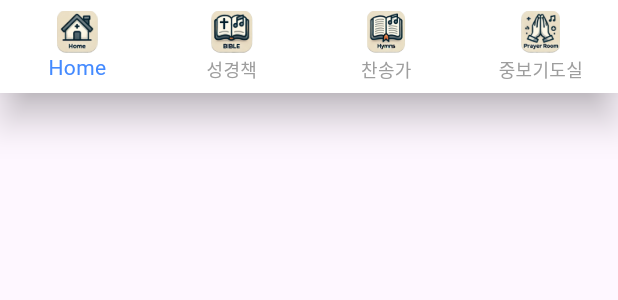
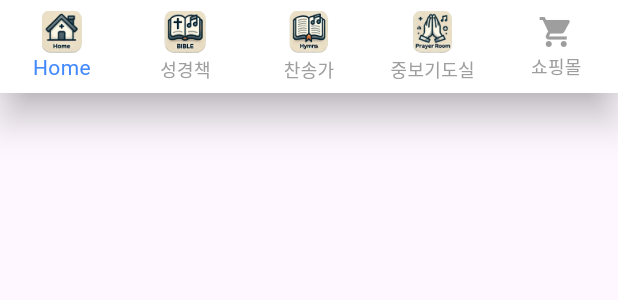
Before and after one commit to kys7442/ex8, a Flutter app: the MainPageBottomNavigationBar widget shown alone on an empty page, opened directly with empty values, on a phone screen of 412 x 824 dp. Shown: the top 300 px of the screen. Run offline on Flutter 3.47's test engine with Material 3 defaults, Android fonts, the phone set to English and light mode, and no system bars; our stand-ins replace flutter_dotenv, google_mobile_ads, shared_preferences; accounts and stored records are empty; network calls fail.

Commit message:
쇼핑몰 메뉴 추가

```diff
--- a/lib/screens/main_page.dart
+++ b/lib/screens/main_page.dart
@@ -5,6 +5,7 @@ import 'hymn_page.dart';
 import 'community_page.dart';
 import '../widgets/main_bottom_navigation.dart';
 import 'package:google_mobile_ads/google_mobile_ads.dart';
+import 'shopping.dart';
 
 class MainPage extends StatefulWidget {
   final int initialIndex;
@@ -53,6 +54,7 @@ class MainPageState extends State<MainPage> {
     BiblePage(),
     HymnPage(),
     CommunityPage(),
+    ShoppingPage(),
   ];
 
   void _onItemTapped(int index) {
--- a/lib/widgets/main_bottom_navigation.dart
+++ b/lib/widgets/main_bottom_navigation.dart
@@ -27,6 +27,10 @@ class MainPageBottomNavigationBar extends StatelessWidget {
           icon: _buildIcon('assets/images/prayer.png', Icons.people),
           label: '중보기도실',
         ),
+        BottomNavigationBarItem(
+          icon: Icon(Icons.shopping_cart, size: 24),
+          label: '쇼핑몰',
+        ),
       ],
       currentIndex: selectedIndex,
       selectedItemColor: Colors.blueAccent,
```
Also changed, not shown: lib/screens/shopping.dart (added, +18 -0 lines).
